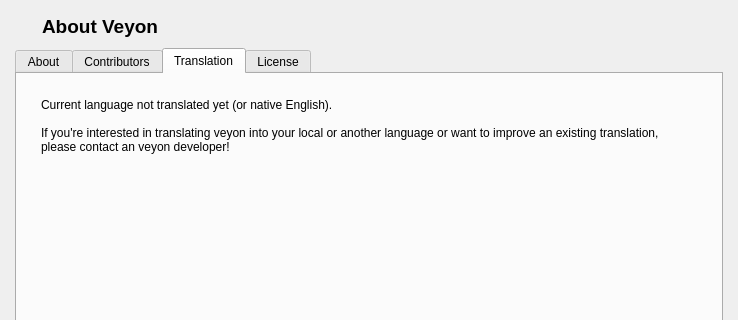
Qt form core/dialogs/AboutDialog.ui (veyon/veyon) before a commit; both pictures show x 0 to 738 and y 0 to 320 of the 738 by 500 pixel window.
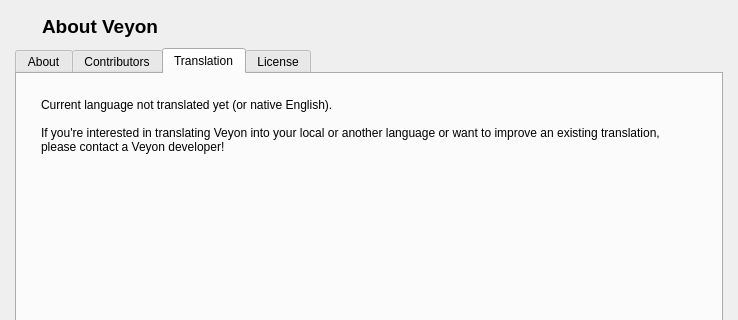
The same form after that commit. The open tabs and pages were chosen to show the change. Icons and pictures are not drawn.

Commit message: Core: AboutDialog: fix language help string

Diff of the .ui file:
```diff
--- a/core/dialogs/AboutDialog.ui
+++ b/core/dialogs/AboutDialog.ui
@@ -214,7 +214,7 @@
          <property name="text">
           <string>Current language not translated yet (or native English).
 
-If you're interested in translating veyon into your local or another language or want to improve an existing translation, please contact an veyon developer!</string>
+If you're interested in translating Veyon into your local or another language or want to improve an existing translation, please contact a Veyon developer!</string>
          </property>
          <property name="alignment">
           <set>Qt::AlignLeading|Qt::AlignLeft|Qt::AlignTop</set>
```
